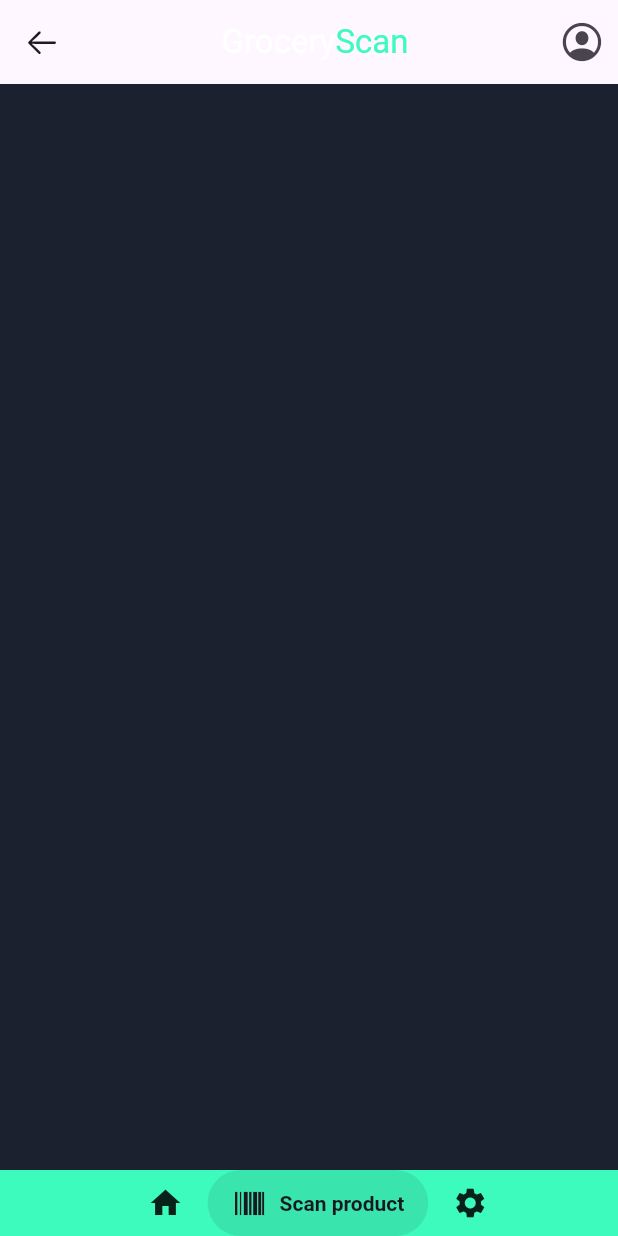
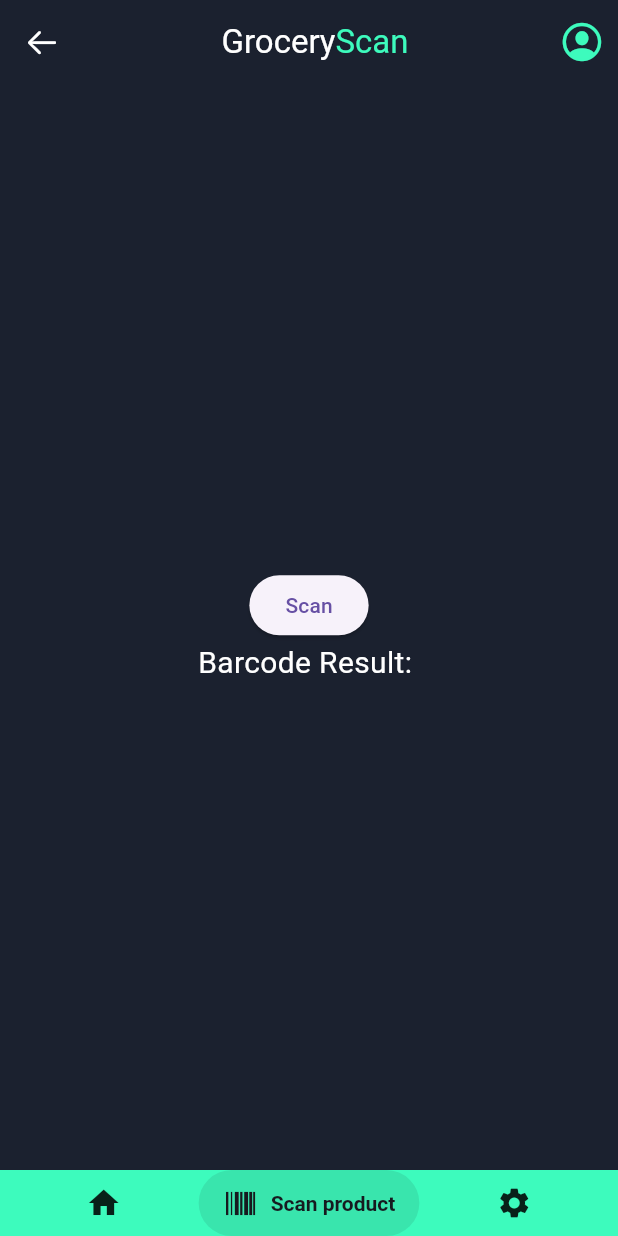
Before and after one commit to Bence749/grocery_app, a Flutter app: the screen it shows after launch, item 2 of the bottom bar chosen, on a phone screen of 412 x 824 dp. Run offline on Flutter 3.47's test engine with Material 3 defaults, Android fonts, the phone set to English and light mode, and no system bars; drawn by our look-alikes of salomon_bottom_bar; missing offline and left inert: simple_barcode_scanner.

Commit message:
barcode scanner

```diff
--- a/lib/ScanPage.dart
+++ b/lib/ScanPage.dart
@@ -1,14 +1,48 @@
+import 'package:flutter/cupertino.dart';
 import 'package:flutter/material.dart';
+import 'package:simple_barcode_scanner/simple_barcode_scanner.dart';
 
-class ListPage extends StatelessWidget
-{
-  const ListPage({super.key});
+class ScanPage extends StatefulWidget {
+  const ScanPage({Key? key}) : super(key: key);
 
   @override
-  Widget build(BuildContext context)
-  {
+  State<ScanPage> createState() => _ScanPageState();
+}
+
+class _ScanPageState extends State<ScanPage> {
+  String result = '';
+  @override
+  Widget build(BuildContext context) {
     return Scaffold(
       backgroundColor: Color(int.parse('0xFF1b212f')),
+      body: Center(
+        child: Column(
+          mainAxisSize: MainAxisSize.min,
+          children: [
+            ElevatedButton(
+              onPressed: () async {
+                var res = await Navigator.push(
+                    context,
+                    MaterialPageRoute(
+                      builder: (context) => const SimpleBarcodeScannerPage(),
+                    ));
+                setState(() {
+                  if (res is String) {
+                    result = res;
+                  }
+                });
+              },
+              child: const Text('Scan'),
+            ),
+            Text('Barcode Result: $result',
+            style: const TextStyle(
+              color: Colors.white, // Set the color you desire
+              fontSize: 20.0,
+            ),
+            ),
+          ],
+        ),
+      ),
     );
   }
 }
--- a/lib/main.dart
+++ b/lib/main.dart
@@ -52,7 +52,7 @@ class MainApp extends StatelessWidget
   final int _selectedIndex;
   final Function(int) _onItemTapped;
 
-  final List<Widget> _pages = [const HomePage(), const ListPage(), const SettingsPage(), const ProfilePage()];
+  final List<Widget> _pages = [const HomePage(), const ScanPage(), const SettingsPage(), const ProfilePage()];
 
   MainApp(this._selectedIndex, this._onItemTapped, {super.key});
 
@@ -73,9 +73,10 @@ class MainApp extends StatelessWidget
           currentIndex: _selectedIndex,
           selectedItemColor: Color(int.parse('0xFF161a1f')),
           onTap: _onItemTapped,
-          margin: EdgeInsets.fromLTRB(screenSize.width * 0.20, 0, screenSize.width * 0.20, 0),
+          margin: EdgeInsets.fromLTRB(screenSize.width * 0.10, 0, screenSize.width * 0.10, 0),
         ),
       appBar: AppBar(
+        backgroundColor: Color(int.parse('0xFF1b212f')),
         title: Row(
           mainAxisAlignment: MainAxisAlignment.center,
           children: <Widget>[
@@ -96,15 +97,19 @@ class MainApp extends StatelessWidget
         actions: <Widget>[
           IconButton(
             icon: const Icon(CupertinoIcons.profile_circled, size: 30,),
+            color: Color(int.parse('0xFF3dfbbd')),
             onPressed: (){
               _onItemTapped(3);
             },
           ),
         ],
         leading: IconButton(
-          icon: const Icon(CupertinoIcons.arrow_left),
-          onPressed: (){},
+          icon: const Icon(
+          CupertinoIcons.arrow_left,
+          color: Colors.white, // Set the color to white
         ),
+  onPressed: (){},
+),
       ),
     );
   }
--- a/pubspec.yaml
+++ b/pubspec.yaml
@@ -30,6 +30,7 @@ environment:
 dependencies:
   flutter:
     sdk: flutter
+  simple_barcode_scanner: ^0.1.0
 
 
   # The following adds the Cupertino Icons font to your application.
```
